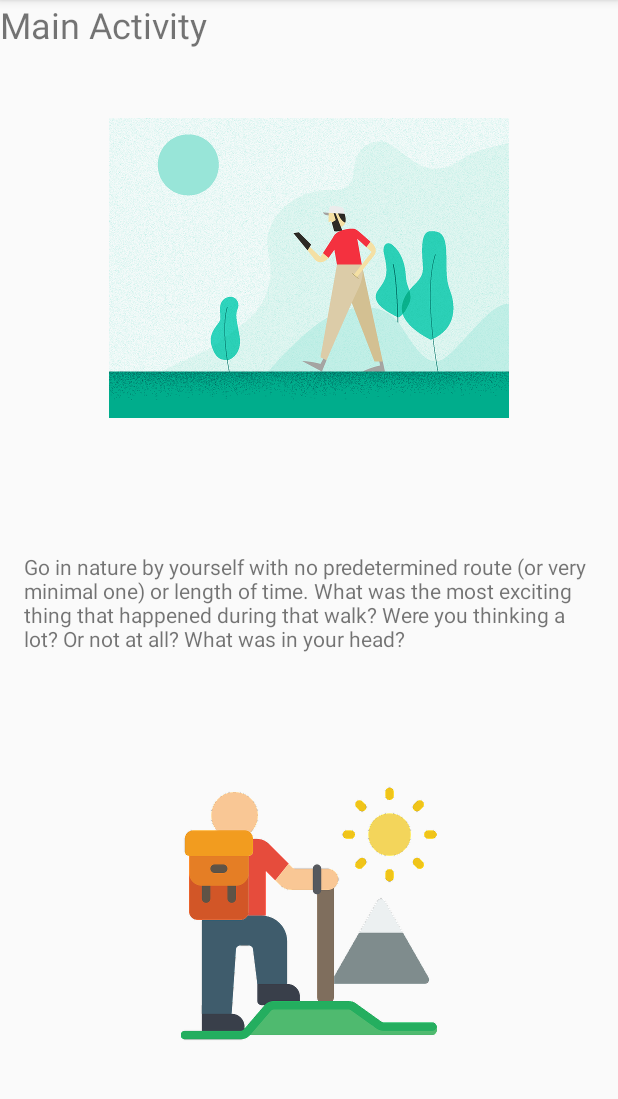
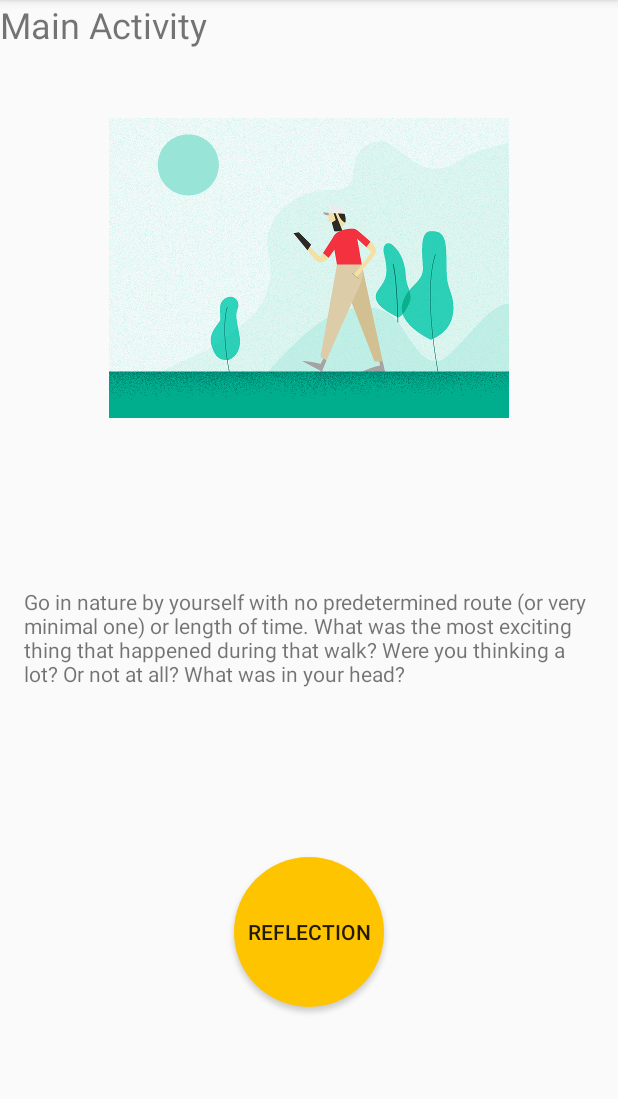
Before and after one commit to RayaDev/ConnectingWithBeing, an Android app: the fragment AExerciseFragment placed in its activity, on a phone screen of 412 x 824 dp, the part 84-1183 px from its top. Run offline under Robolectric (Android 15) with nearby library versions, the phone set to English and light mode, and no system bars.

Commit message:
Round Button working UI.

```diff
--- a/app/src/main/java/com/example/connectionwithbeing/AExerciseFragment.java
+++ b/app/src/main/java/com/example/connectionwithbeing/AExerciseFragment.java
@@ -8,12 +8,13 @@ import android.os.Bundle;
 import android.view.LayoutInflater;
 import android.view.View;
 import android.view.ViewGroup;
+import android.widget.Button;
 import android.widget.ImageView;
 import android.widget.TextView;
 
 import android.app.Fragment;
 
-import androidx.annotation.RequiresApi;
+
 
 
 public class AExerciseFragment extends Fragment {
@@ -21,7 +22,8 @@ public class AExerciseFragment extends Fragment {
 
     private View view;
     private ImageView mImageView;
-    private TextView mTextView;
+    private Button mButton;
+
 
 
     @Override
@@ -33,13 +35,13 @@ public class AExerciseFragment extends Fragment {
 //        getSupportActionBar().setBackgroundDrawable(new ColorDrawable(getResources().getColor(R.color.red)));
 
         mImageView = view.findViewById(R.id.exercise1_footerImage_ImageView);
+        mButton = view.findViewById(R.id.exercise1_questionsButton);
 
-        mImageView.setOnClickListener(new View.OnClickListener() {
-
+        mButton.setOnClickListener(new View.OnClickListener() {
             @Override
             public void onClick(View v) {
-                Intent questionIntent = new Intent(getActivity(), AExerciseOneQuestions.class);
-                startActivity(questionIntent);
+                Intent intent = new Intent(getActivity(), AExerciseOneQuestions.class);
+                startActivity(intent);
             }
         });
 
--- a/app/src/main/java/com/example/connectionwithbeing/AExerciseOneQuestions.java
+++ b/app/src/main/java/com/example/connectionwithbeing/AExerciseOneQuestions.java
@@ -21,7 +21,7 @@ public class AExerciseOneQuestions extends AppCompatActivity {
         switch (item.getItemId()) {
             case android.R.id.home:
                 Toast.makeText(getApplicationContext(),"Back button clicked", Toast.LENGTH_SHORT).show();
-                super.onBackPressed();
+                super.onBackPressed(); //This replicates the hard back button on the phone. Could just replace this with an Intent
                 break;
         }
         return true;
--- /dev/null
+++ b/app/src/main/res/drawable/roundedbutton.xml
@@ -0,0 +1,9 @@
+<selector xmlns:android="http://schemas.android.com/apk/res/android">
+    <item>
+        <shape android:shape="oval">
+            <size android:width="100dp"
+                android:height="100dp"/>
+            <solid android:color="@color/AE1_actionBarBackgroundColor"/>
+        </shape>
+    </item>
+</selector>
--- a/app/src/main/res/layout/exercise1_fragment.xml
+++ b/app/src/main/res/layout/exercise1_fragment.xml
@@ -5,6 +5,7 @@
     android:layout_width="match_parent"
     android:layout_height="match_parent"
     tools:context=".MainActivity"
+
     >
 
     <!--TextView and Button displayed in First Fragment -->
@@ -26,8 +27,10 @@
         android:layout_height="wrap_content"
         android:padding="16dp"
         android:text="@string/exercise1_centerText"
+
+
         app:layout_constraintTop_toBottomOf="@id/exercise1_header_ImageView"
-        app:layout_constraintBottom_toTopOf="@id/exercise1_footerImage_ImageView"
+        app:layout_constraintBottom_toTopOf="@id/exercise1_questionsButton"
         app:layout_constraintStart_toStartOf="parent"
         app:layout_constraintEnd_toEndOf="parent"
         />
@@ -37,9 +40,22 @@
         android:id="@+id/exercise1_footerImage_ImageView"
         android:layout_width="wrap_content"
         android:layout_height="wrap_content"
-        app:srcCompat="@drawable/hiking"
-      app:layout_constraintTop_toBottomOf="@id/exercise1_centerText_TextView"
+        android:visibility="gone"
         app:layout_constraintBottom_toBottomOf="parent"
+        app:layout_constraintEnd_toEndOf="parent"
         app:layout_constraintStart_toStartOf="parent"
-        app:layout_constraintEnd_toEndOf="parent"/>
+        app:layout_constraintTop_toBottomOf="@id/exercise1_centerText_TextView"
+        app:srcCompat="@drawable/hiking" />
+
+    <Button
+        android:id="@+id/exercise1_questionsButton"
+        android:layout_width="wrap_content"
+        android:layout_height="wrap_content"
+        android:background="@drawable/roundedbutton"
+
+        android:text="@string/exercise1_questionsButtonText"
+        app:layout_constraintBottom_toBottomOf="parent"
+        app:layout_constraintEnd_toEndOf="parent"
+        app:layout_constraintStart_toStartOf="parent"
+        app:layout_constraintTop_toBottomOf="@id/exercise1_centerText_TextView" />
 </androidx.constraintlayout.widget.ConstraintLayout>
--- a/app/src/main/res/values/colors.xml
+++ b/app/src/main/res/values/colors.xml
@@ -4,8 +4,9 @@
     <color name="colorPrimaryDark">#00574B</color>
     <color name="colorAccent">#D81B60</color>
     <color name= "textColor">#FFFFFF</color>
-    <color name="AE1_actionBarBackgroundColor">#F3D55B</color>
+
     <!-- All the colors for each exercise actionbar-->
+    <color name="AE1_actionBarBackgroundColor">#ffc400</color>
 
 
 </resources>
--- a/app/src/main/res/values/strings.xml
+++ b/app/src/main/res/values/strings.xml
@@ -5,6 +5,7 @@
     <string name="start_fragment_example_two_button">Fragment Example Two</string>
     <string name="exercise1_centerText">Go in nature by yourself with no predetermined route (or very minimal one) or length of time. What was the most exciting thing that happened during that walk? Were you thinking a lot? Or not at all? What was in your head?</string>
     <string name="exercise2_centerText">Pick a medium you are not comfortable with and just try. Create.</string>
+    <string name="exercise1_questionsButtonText">Reflection</string>
 
 
 </resources>
```
Also changed, not shown: 1 other file.
